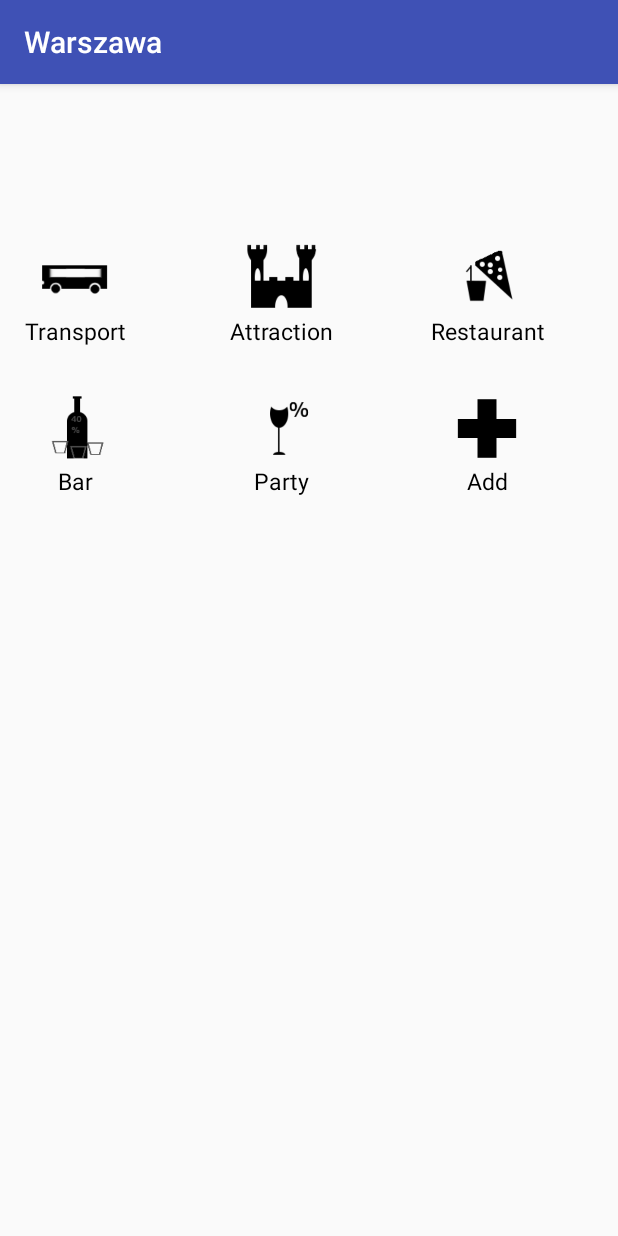
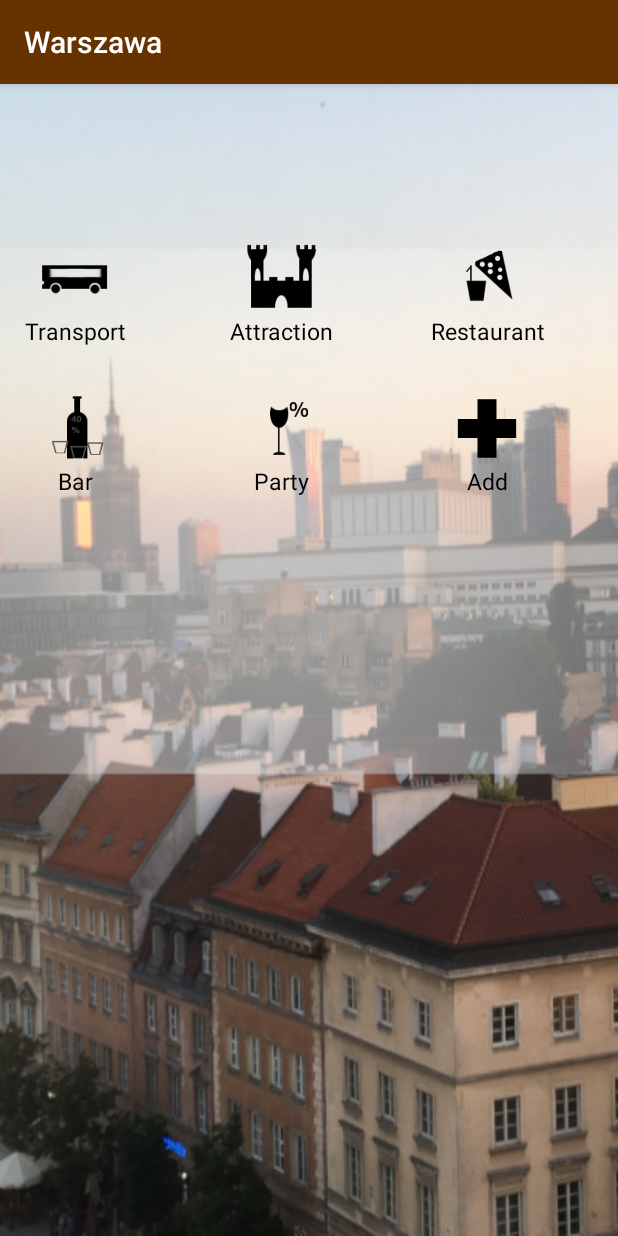
Before and after one commit to redbluex/WarsawGuide, an Android app: the screen it shows after launch (MainActivity), on a phone screen of 412 x 824 dp. Run offline under Robolectric (Android 15) with nearby library versions, the phone set to English and light mode, and no system bars; our stand-ins replace ButterKnife.

Commit message:
added main background, colors and Uri for Places

```diff
--- a/app/src/main/java/pl/redblue/warszawa/add/places/AddPlacesActivity.java
+++ b/app/src/main/java/pl/redblue/warszawa/add/places/AddPlacesActivity.java
@@ -127,7 +127,7 @@ public class AddPlacesActivity extends AppCompatActivity {
         place.setIdPlace(id);
         place.setName(placeName.getText().toString());
         place.setAdress(placeAddress.getText().toString());
-        place.setUriPlace("-");
+        place.setUriPlace("geo:0,0?q="+place.getAdress());
     }
 
 
--- a/app/src/main/java/pl/redblue/warszawa/main/MainActivity.java
+++ b/app/src/main/java/pl/redblue/warszawa/main/MainActivity.java
@@ -1,10 +1,15 @@
 package pl.redblue.warszawa.main;
 
+import android.Manifest;
 import android.content.Intent;
+import android.content.pm.PackageManager;
+import android.support.v4.app.ActivityCompat;
+import android.support.v4.content.ContextCompat;
 import android.support.v7.app.AppCompatActivity;
 import android.os.Bundle;
 import android.support.v7.widget.GridLayoutManager;
 import android.support.v7.widget.RecyclerView;
+import android.util.Log;
 import android.view.View;
 import android.widget.Button;
 import android.widget.Toast;
@@ -26,6 +31,8 @@ import pl.redblue.warszawa.restaurant.RestaurantActivity;
 
 public class MainActivity extends AppCompatActivity implements MainMVP.View, MenuRecyclerViewAdapter.ItemClickListener {
 
+    private static final String TAG = "permissionMsg";
+    private static final int RECORD_REQUEST_CODE = 101;
     private MainMVP.Presenter presenter;
     @BindView(R.id.recyclerMain)
     RecyclerView recyclerView;
@@ -35,6 +42,17 @@ public class MainActivity extends AppCompatActivity implements MainMVP.View, Men
     protected void onCreate(Bundle savedInstanceState) {
         super.onCreate(savedInstanceState);
         setContentView(R.layout.activity_main);
+
+        int permission = ContextCompat.checkSelfPermission(this,
+                Manifest.permission.READ_EXTERNAL_STORAGE);
+
+        if (permission != PackageManager.PERMISSION_GRANTED) {
+            Log.i(TAG, "Permission to external storage denied");
+            ActivityCompat.requestPermissions(this,
+                    new String[]{Manifest.permission.READ_EXTERNAL_STORAGE},
+                    RECORD_REQUEST_CODE);
+        }
+
         ButterKnife.bind(this);
         presenter = new MainPresenter(this);
         recyclerView.setLayoutManager(new GridLayoutManager(this, 3));
--- a/app/src/main/java/pl/redblue/warszawa/places/FireBaseActivity.java
+++ b/app/src/main/java/pl/redblue/warszawa/places/FireBaseActivity.java
@@ -62,4 +62,6 @@ public class FireBaseActivity extends AppCompatActivity implements PlacesMVP.Vie
                 i.putExtra("PlaceObject", presenter.getList().get(position));
                 startActivity(i);
     }
+
+
 }
--- a/app/src/main/java/pl/redblue/warszawa/places/SingleFullPlace.java
+++ b/app/src/main/java/pl/redblue/warszawa/places/SingleFullPlace.java
@@ -44,6 +44,7 @@ public class SingleFullPlace extends AppCompatActivity {
         buttonNavigate.setOnClickListener(new View.OnClickListener() {
             @Override
             public void onClick(View view) {
+
                 Uri location = Uri.parse(place.getUriPlace());
                 Intent mapIntent = new Intent(Intent.ACTION_VIEW, location);
                 startActivity(mapIntent);
--- a/app/src/main/res/layout/activity_main.xml
+++ b/app/src/main/res/layout/activity_main.xml
@@ -5,6 +5,7 @@
     android:layout_width="match_parent"
     android:layout_height="match_parent"
     tools:context=".main.MainActivity"
+    android:background="@drawable/warsawbackmaletrzy"
     >
 
     <android.support.v7.widget.RecyclerView
--- a/app/src/main/res/values/colors.xml
+++ b/app/src/main/res/values/colors.xml
@@ -1,6 +1,6 @@
 <?xml version="1.0" encoding="utf-8"?>
 <resources>
-    <color name="colorPrimary">#3F51B5</color>
-    <color name="colorPrimaryDark">#303F9F</color>
-    <color name="colorAccent">#FF4081</color>
+    <color name="colorPrimary">#663300</color>
+    <color name="colorPrimaryDark">#331a00</color>
+    <color name="colorAccent">#ffdf80</color>
 </resources>
```
Also changed, not shown: app/src/main/java/pl/redblue/warszawa/places/PlacePresenter.java (+8 -0 lines), app/src/main/res/drawable/warsawbackmaledwa.png (added), app/src/main/res/drawable/warsawbackmaletrzy.png (added).
